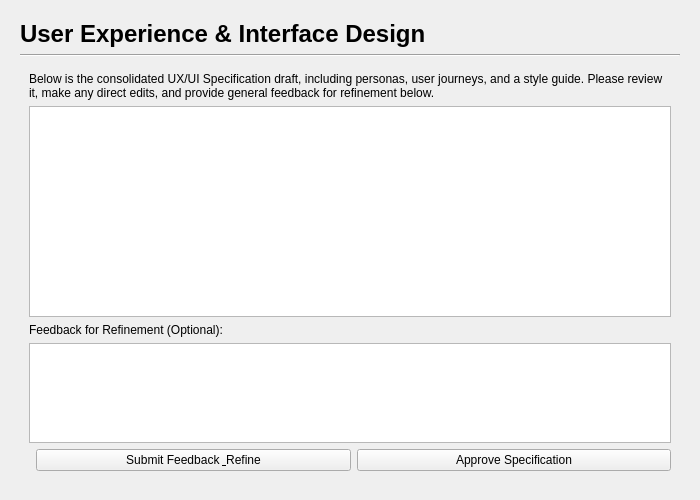
First picture: the form in gui/ux_spec_page.ui, repository mariolewis/asdf_factory, before the edit.
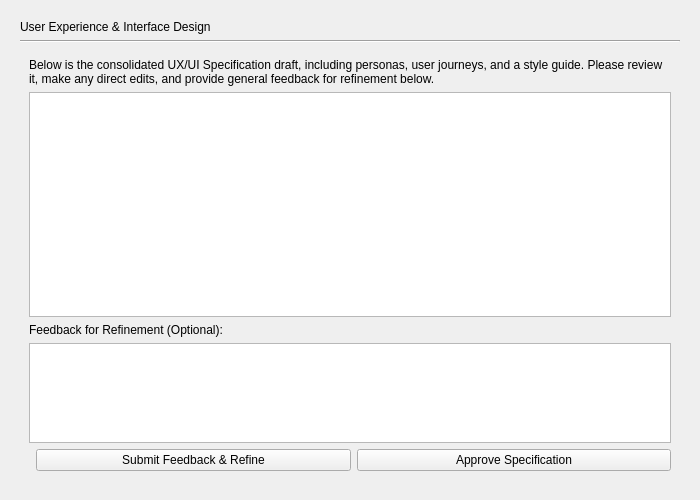
Second picture: the form after the edit.

What changed in the file:
```diff
--- a/gui/ux_spec_page.ui
+++ b/gui/ux_spec_page.ui
@@ -31,9 +31,6 @@
      <property name="text">
       <string>User Experience &amp; Interface Design</string>
      </property>
-     <property name="styleSheet">
-      <string notr="true">font-size: 18pt; font-weight: bold;</string>
-     </property>
     </widget>
    </item>
    <item>
@@ -89,7 +86,7 @@
          <item>
           <widget class="QPushButton" name="refineButton">
            <property name="text">
-            <string>Submit Feedback &amp; Refine</string>
+            <string>Submit Feedback &amp;&amp; Refine</string>
            </property>
           </widget>
          </item>
```
